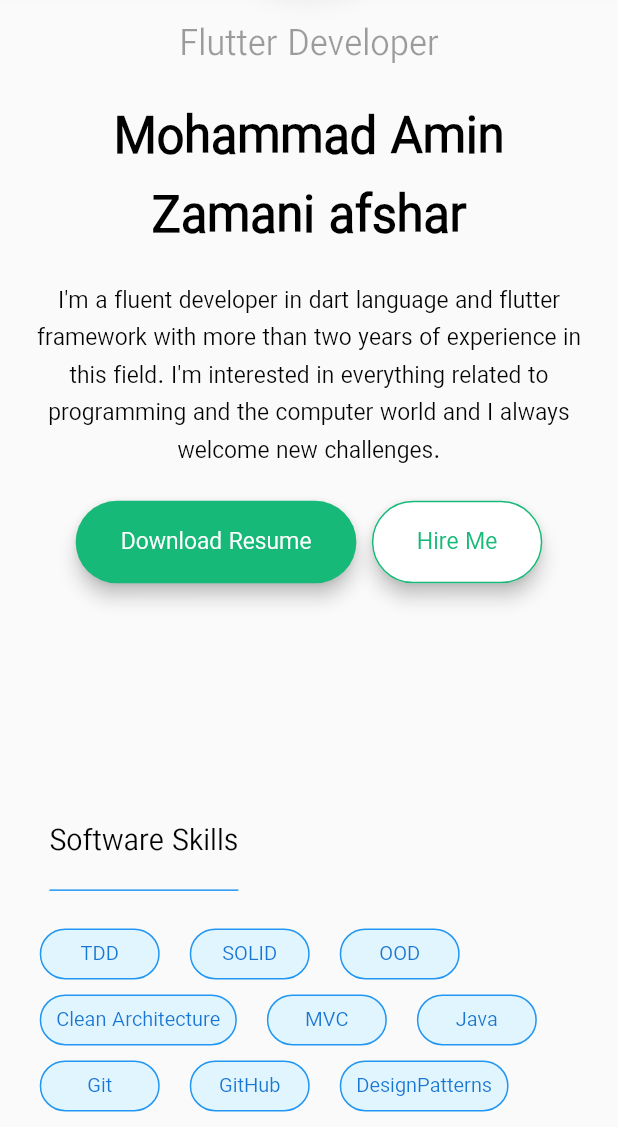
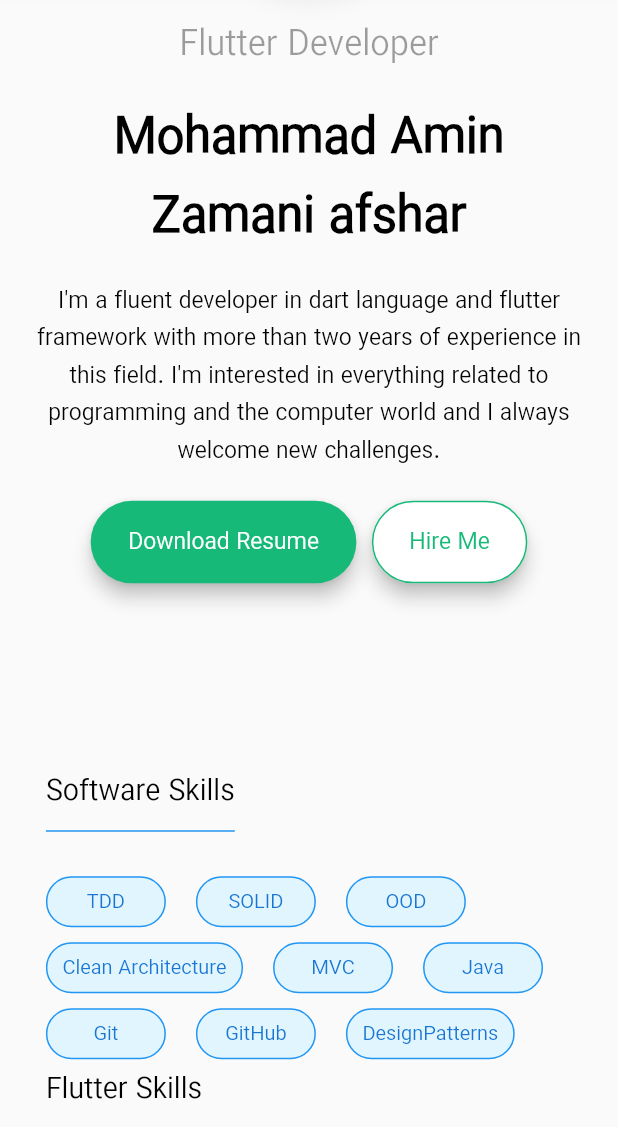
Before and after one commit to zamaniafshar/zamaniafshar.github.io, a Flutter app: the screen it shows after launch, scrolled down 1152 dp, on a phone screen of 412 x 824 dp, the part 109-1236 px from its top. Run offline on Flutter 3.47's test engine with Material 2 defaults, Android fonts, the phone set to English and light mode, and no system bars; our stand-ins replace animated_text_kit, flutter_hooks, hooks_riverpod; generated files the repository leaves out were written again.

Commit message:
Responsive paddings

```diff
--- a/lib/common/responsive/responsive.dart
+++ b/lib/common/responsive/responsive.dart
@@ -2,3 +2,4 @@ export 'src/constants.dart';
 export 'src/screen.dart';
 export 'src/screen_data.dart';
 export 'src/screen_type.dart';
+export 'src/extensions.dart';
--- /dev/null
+++ b/lib/common/responsive/src/extensions.dart
@@ -0,0 +1,34 @@
+import 'package:flutter/material.dart';
+import 'package:personal_website/common/responsive/src/screen_data.dart';
+
+extension HelperExtension on ScreenData {
+  double get width => size.width;
+  double get height => size.height;
+  double h(double value) => value / 100 * height;
+  double w(double value) => value / 100 * width;
+  Widget horizontalSpace(double value) => SizedBox(width: w(value));
+  Widget verticalSpace(double value) => SizedBox(height: h(value));
+
+  EdgeInsets get contentPadding => EdgeInsets.symmetric(
+        horizontal: fromMTD(w(5), w(5), w(10)),
+      );
+
+  T fromMTD<T>(T mobile, T tablet, T desktop) {
+    if (type.isMobile) return mobile;
+    if (type.isTablet) return tablet;
+    return desktop;
+  }
+
+  T? adaptive<T>({
+    T? defaultValue,
+    T? mobile,
+    T? tablet,
+    T? desktop,
+  }) {
+    assert(mobile != null || tablet != null || desktop != null || defaultValue != null);
+    if (type.isMobile && mobile != null) return mobile;
+    if (type.isTablet && tablet != null) return tablet;
+    if (type.isDesktop && desktop != null) return desktop;
+    return defaultValue;
+  }
+}
--- a/lib/common/responsive/src/screen_data.dart
+++ b/lib/common/responsive/src/screen_data.dart
@@ -11,32 +11,6 @@ class ScreenData {
   final ScreenType type;
   final Size size;
 
-  double get width => size.width;
-  double get height => size.height;
-  double h(double value) => value / 100 * height;
-  double w(double value) => value / 100 * width;
-  Widget horizontalSpace(double value) => SizedBox(width: w(value));
-  Widget verticalSpace(double value) => SizedBox(height: h(value));
-
-  T fromMTD<T>(T mobile, T tablet, T desktop) {
-    if (type.isMobile) return mobile;
-    if (type.isTablet) return tablet;
-    return desktop;
-  }
-
-  T? adaptive<T>({
-    T? defaultValue,
-    T? mobile,
-    T? tablet,
-    T? desktop,
-  }) {
-    assert(mobile != null || tablet != null || desktop != null || defaultValue != null);
-    if (type.isMobile && mobile != null) return mobile;
-    if (type.isTablet && tablet != null) return tablet;
-    if (type.isDesktop && desktop != null) return desktop;
-    return defaultValue;
-  }
-
   @override
   bool operator ==(Object other) {
     if (identical(this, other)) return true;
--- a/lib/ui/screens/home/widgets/about_me.dart
+++ b/lib/ui/screens/home/widgets/about_me.dart
@@ -12,6 +12,10 @@ class AboutMe extends StatelessWidget {
     final localization = AppLocalizations.of(context)!;
     final theme = Theme.of(context);
     final isSmallScreen = screen.width <= kMinLargeTabletWidth;
+    final buttonPadding = EdgeInsets.symmetric(
+      horizontal: screen.fromMTD(25, 25, 40),
+      vertical: screen.fromMTD(15, 15, 20),
+    );
     final myAvatar = ConstrainedBox(
       constraints: const BoxConstraints(
         maxWidth: 300,
@@ -70,7 +74,7 @@ class AboutMe extends StatelessWidget {
                 shape: RoundedRectangleBorder(
                   borderRadius: BorderRadius.circular(100),
                 ),
-                padding: const EdgeInsets.symmetric(vertical: 15, horizontal: 30),
+                padding: buttonPadding,
               ),
               child: Text(
                 localization.downloadResume,
@@ -93,7 +97,7 @@ class AboutMe extends StatelessWidget {
                     color: theme.primaryColor,
                   ),
                 ),
-                padding: const EdgeInsets.symmetric(vertical: 15, horizontal: 30),
+                padding: buttonPadding,
               ),
               child: Text(
                 localization.hireMe,
@@ -131,9 +135,7 @@ class AboutMe extends StatelessWidget {
     }
 
     return Padding(
-      padding: EdgeInsets.symmetric(
-        horizontal: screen.adaptive(defaultValue: screen.w(5), desktop: screen.w(10))!,
-      ),
+      padding: screen.contentPadding,
       child: child,
     );
   }
--- a/lib/ui/screens/home/widgets/my_skills.dart
+++ b/lib/ui/screens/home/widgets/my_skills.dart
@@ -85,9 +85,7 @@ class MySkills extends StatelessWidget {
     }
 
     return Container(
-      padding: EdgeInsets.symmetric(
-        horizontal: screen.fromMTD(screen.w(4), screen.w(5), screen.w(9)),
-      ),
+      padding: screen.contentPadding,
       child: skills,
     );
   }
@@ -107,14 +105,12 @@ class SkillsSection extends StatelessWidget {
   Widget build(BuildContext context) {
     final theme = Theme.of(context);
     final screen = Screen.of(context);
-    return Padding(
-      padding: EdgeInsets.symmetric(vertical: screen.h(4)),
-      child: Column(
+    return Column(
       crossAxisAlignment: CrossAxisAlignment.start,
       children: [
         Container(
-            padding: EdgeInsets.only(bottom: screen.h(2)),
-            margin: EdgeInsets.only(left: screen.h(2)),
+          padding: const EdgeInsets.only(bottom: 10),
+          margin: const EdgeInsets.only(left: 10),
           decoration: BoxDecoration(
             border: Border(
               bottom: BorderSide(
@@ -127,13 +123,12 @@ class SkillsSection extends StatelessWidget {
             style: theme.textTheme.titleLarge,
           ),
         ),
-          const SizedBox(height: 20),
+        screen.verticalSpace(3),
         Wrap(
           alignment: WrapAlignment.start,
           children: children,
         ),
       ],
-      ),
     );
   }
 }
@@ -149,8 +144,6 @@ class SkillLabel extends StatelessWidget {
   @override
   Widget build(BuildContext context) {
     final theme = Theme.of(context);
-    final screen = Screen.of(context);
-
     return Container(
       margin: const EdgeInsets.symmetric(horizontal: 10, vertical: 5),
       padding: const EdgeInsets.symmetric(horizontal: 10, vertical: 5),
--- a/lib/ui/screens/home/widgets/sliver_app_bar/home_drawer.dart
+++ b/lib/ui/screens/home/widgets/sliver_app_bar/home_drawer.dart
@@ -1,5 +1,5 @@
 import 'package:flutter/material.dart';
-import 'package:personal_website/common/responsive/src/screen.dart';
+import 'package:personal_website/common/responsive/responsive.dart';
 import 'package:personal_website/ui/screens/home/widgets/sliver_app_bar/custom_navigation_bar.dart';
 
 class HomeDrawer extends StatelessWidget {
@@ -10,7 +10,7 @@ class HomeDrawer extends StatelessWidget {
     final screen = Screen.of(context);
     return Drawer(
       child: Padding(
-        padding: EdgeInsets.symmetric(vertical: screen.h(0.2)),
+        padding: EdgeInsets.symmetric(vertical: screen.h(20)),
         child: const CustomNavigationBar(
           unSelectedColor: Colors.black,
           axis: Axis.vertical,
--- a/lib/ui/screens/home/widgets/sliver_app_bar/home_sliver_title.dart
+++ b/lib/ui/screens/home/widgets/sliver_app_bar/home_sliver_title.dart
@@ -34,9 +34,7 @@ class HomeSliverTitle extends HookConsumerWidget {
 
     return Container(
       height: kToolbarHeight,
-      padding: EdgeInsets.symmetric(
-        horizontal: screen.adaptive(defaultValue: screen.w(5), desktop: screen.w(10))!,
-      ),
+      padding: screen.contentPadding,
       child: Row(
         mainAxisAlignment: MainAxisAlignment.spaceBetween,
         crossAxisAlignment: CrossAxisAlignment.stretch,
```
Lines whose indentation alone changed are shown as unchanged.
